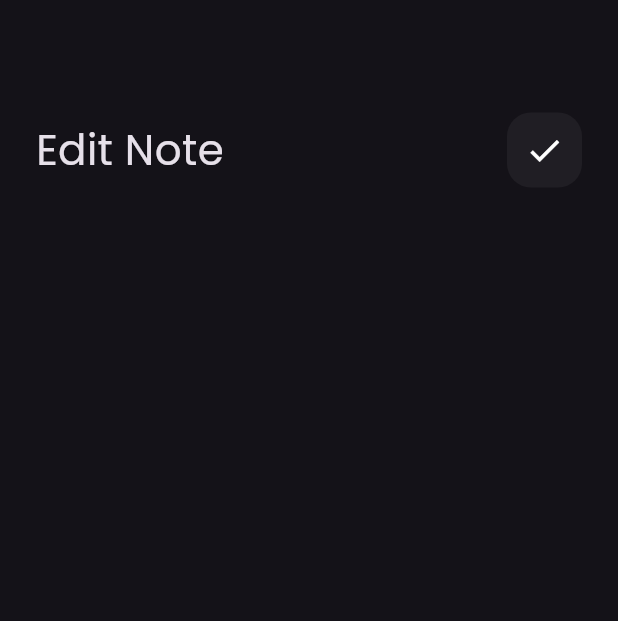
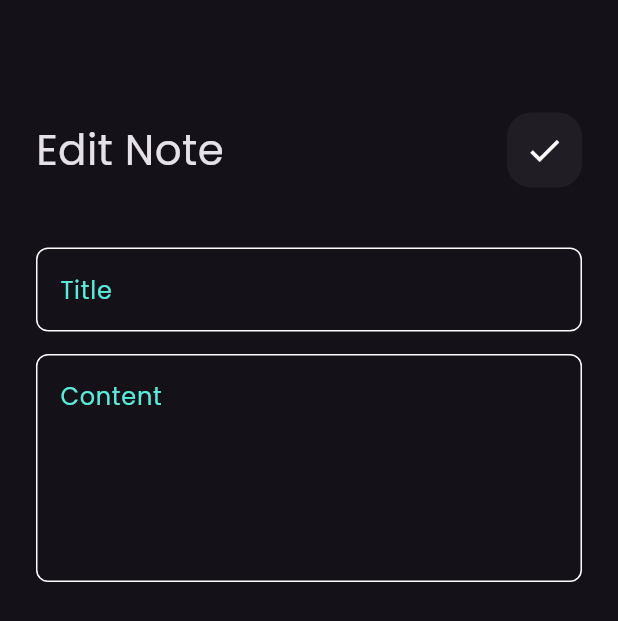
Before and after one commit to nada29348-hash/notes_app2, a Flutter app: the EditNoteView screen opened directly, on a phone screen of 412 x 824 dp. Shown: the top 621 px of the screen. Run offline on Flutter 3.47's test engine with Material 3 defaults, Android fonts, the phone set to English and light mode, and no system bars; our stand-ins replace font_awesome_flutter.

Commit message:
edit note view ui done

```diff
--- a/lib/widgets/edit_note_view_body.dart
+++ b/lib/widgets/edit_note_view_body.dart
@@ -1,5 +1,6 @@
 import 'package:flutter/material.dart';
 import 'package:notes_app2/widgets/custom_app_bar.dart';
+import 'package:notes_app2/widgets/custom_text_field.dart';
 
 class EditNoteViewBody extends StatelessWidget {
   const EditNoteViewBody({super.key});
@@ -12,6 +13,10 @@ class EditNoteViewBody extends StatelessWidget {
         children: const [
           SizedBox(height: 75),
           CustomAppBar(title: 'Edit Note', icon: Icons.check),
+          SizedBox(height: 40),
+          CustomTextField(hint: 'Title'),
+          SizedBox(height: 15),
+          CustomTextField(hint: 'Content', maxLines: 5),
         ],
       ),
     );
```
